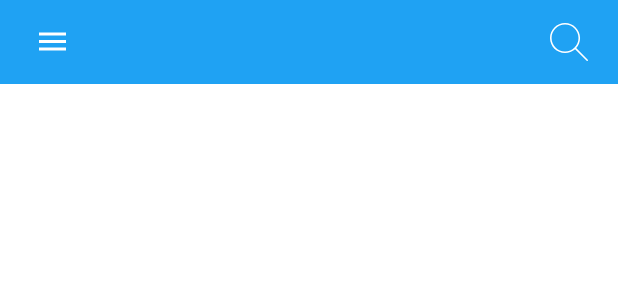
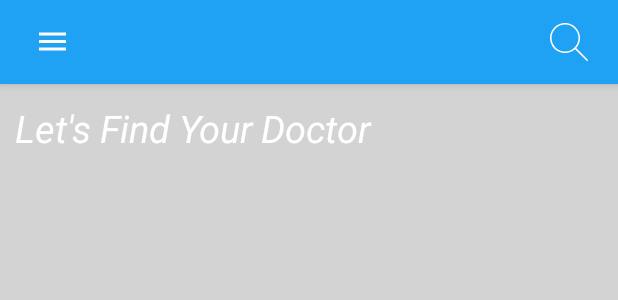
Before and after one commit to ZobaeirAlLikhon/Mediraj, an Android app: the layout activity_doctor__list.xml on its own in the app's theme, with its tools: preview values and no code run, on a phone screen of 412 x 824 dp. Shown: the top 300 px of the screen. Run offline under Robolectric (Android 15) with nearby library versions, the phone set to English and light mode, and no system bars; Roboto replaces fonts that are not available here.

Commit message:
doclist ar kicu kaj kora hoice

```diff
--- a/app/src/main/res/layout/activity_doctor__list.xml
+++ b/app/src/main/res/layout/activity_doctor__list.xml
@@ -4,15 +4,45 @@
     xmlns:app="http://schemas.android.com/apk/res-auto"
     xmlns:tools="http://schemas.android.com/tools"
     android:layout_width="match_parent"
-    android:layout_height="match_parent">
+    android:layout_height="match_parent"
+    android:background="@color/light_gray">
 <androidx.constraintlayout.widget.ConstraintLayout
 
     android:layout_width="match_parent"
     android:layout_height="match_parent"
     tools:context=".activity.Doctor_List">
 
-    <include layout="@layout/header_main"/>
+    <include
+        android:id="@+id/include"
+        layout="@layout/header_main" />
 
+
+    <TextView
+        android:id="@+id/lets_TV"
+        android:layout_width="match_parent"
+        android:layout_height="wrap_content"
+        android:layout_marginStart="10dp"
+        android:layout_marginTop="12dp"
+        android:layout_marginEnd="10dp"
+        android:text="Let's Find Your Doctor"
+        android:textColor="@color/white"
+        android:textSize="25sp"
+        android:textStyle="italic"
+        app:layout_constraintEnd_toEndOf="parent"
+        app:layout_constraintHorizontal_bias="1.0"
+        app:layout_constraintStart_toStartOf="parent"
+        app:layout_constraintTop_toBottomOf="@+id/include" />
+
+    <androidx.recyclerview.widget.RecyclerView
+        android:layout_width="match_parent"
+        android:layout_height="wrap_content"
+        android:layout_marginStart="10dp"
+        android:layout_marginTop="25dp"
+        android:layout_marginEnd="10dp"
+        app:layout_constraintEnd_toEndOf="parent"
+        app:layout_constraintHorizontal_bias="0.0"
+        app:layout_constraintStart_toStartOf="parent"
+        app:layout_constraintTop_toBottomOf="@id/lets_TV" />
 
 
 </androidx.constraintlayout.widget.ConstraintLayout>
```
Also changed, not shown: app/src/main/java/com/example/mediraj/adaptar/DoctorListAdapter.java (added, +49 -0 lines), app/src/main/res/layout/cardview_doctorlist.xml (added, +53 -0 lines).
